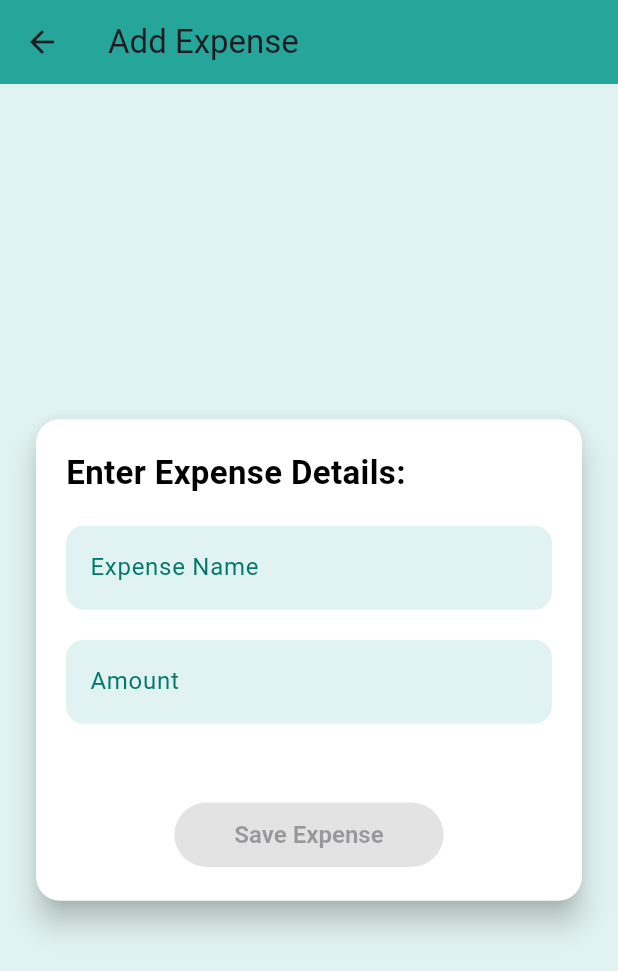
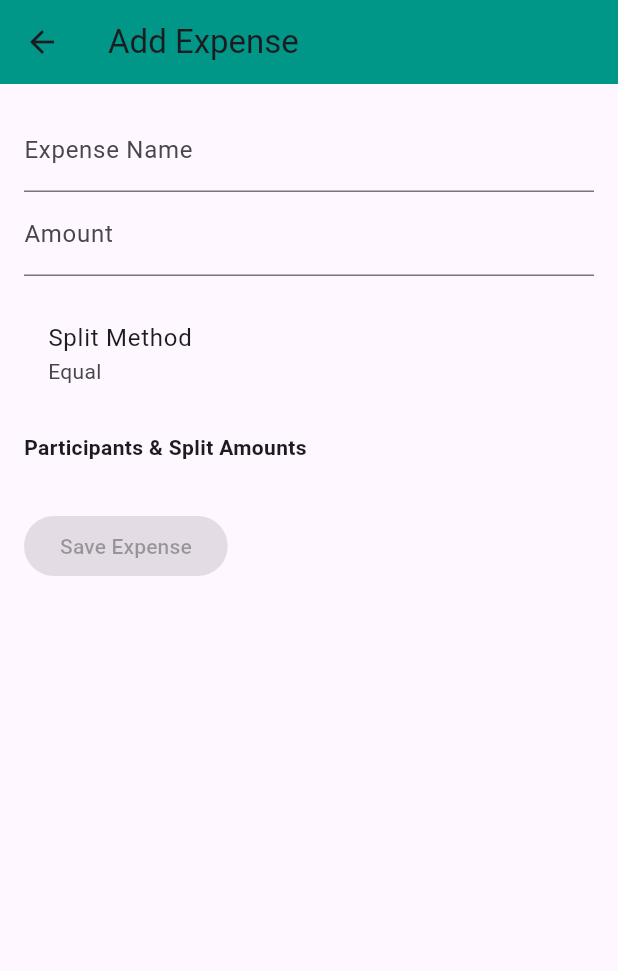
Before and after one commit to raorupesh/SpendMate, a Flutter app: the AddExpensePage screen opened directly, on a phone screen of 412 x 824 dp. Shown: the top 971 px of the screen. Run offline on Flutter 3.47's test engine with Material 3 defaults, Android fonts, the phone set to English and light mode, and no system bars; our stand-ins replace intl_phone_field.

Commit message:
Add Split Methods

```diff
--- a/lib/providers/transaction_provider.dart
+++ b/lib/providers/transaction_provider.dart
@@ -4,15 +4,16 @@ class Transaction {
   String description;
   double amount;
   DateTime date;
-  List<String> participants; // List of participants
+  Map<String, double> participantShares; // Stores split amounts per participant
 
   Transaction({
     required this.description,
     required this.amount,
     required this.date,
-    required this.participants,
+    required this.participantShares,
   });
 }
+
 
 class Group {
   String name;
--- a/lib/transactions/add_expense_page.dart
+++ b/lib/transactions/add_expense_page.dart
@@ -1,6 +1,7 @@
 import 'package:flutter/material.dart';
 import 'package:flutter/services.dart';
 import 'package:intl/intl.dart';
+import 'split_method_page.dart';
 
 class AddExpensePage extends StatefulWidget {
   const AddExpensePage({super.key});
@@ -14,206 +15,120 @@ class _AddExpensePageState extends State<AddExpensePage> {
   final TextEditingController amountController = TextEditingController();
   final TextEditingController notesController = TextEditingController();
 
-  final FocusNode expenseNameFocusNode = FocusNode();
-  final FocusNode amountFocusNode = FocusNode();
-  final FocusNode notesFocusNode = FocusNode();
+  String _splitMethod = "Equal";
+  List<String> _participants = ["You", "Friend 1", "Friend 2"]; // Example participants
+  Map<String, double> _participantShares = {};
 
-  bool isSaveEnabled = false; // Store button state
-  String selectedDate = ''; // Store selected date
+  bool isSaveEnabled = false;
+  String selectedDate = '';
 
-  // Validate both fields and update the button state
   void validateFields() {
     setState(() {
-      final isExpenseNameValid = expenseNameController.text.isNotEmpty &&
-          expenseNameController.text.length <= 100;
+      final isExpenseNameValid = expenseNameController.text.isNotEmpty;
       final isAmountValid = amountController.text.isNotEmpty &&
           RegExp(r'^\d+(\.\d{0,2})?$').hasMatch(amountController.text);
-
       isSaveEnabled = isExpenseNameValid && isAmountValid;
     });
   }
 
-  // Function to show Date Picker
-  Future<void> _selectDate(BuildContext context) async {
-    final DateTime? picked = await showDatePicker(
-      context: context,
-      initialDate: DateTime.now(),
-      firstDate: DateTime(2000),
-      lastDate: DateTime(2101),
+  void _openSplitMethodPage() async {
+    final splitData = await Navigator.push(
+      context,
+      MaterialPageRoute(
+        builder: (context) => SplitMethodPage(
+          splitMethod: _splitMethod,
+          onSave: (splitData) {
+            setState(() {
+              _splitMethod = splitData['method'];
+              _participantShares = _calculateSplit(splitData);
+            });
+          },
+        ),
+      ),
     );
 
-    if (picked != null && picked != DateTime.now()) {
+    if (splitData != null) {
       setState(() {
-        selectedDate = DateFormat('yyyy-MM-dd').format(picked);
+        _splitMethod = splitData['method'];
+        _participantShares = _calculateSplit(splitData);
       });
-
-      // Revalidate fields when date is selected
-      validateFields();
     }
   }
 
-  // Function to open the text editor for notes
-  void _openTextEditor(BuildContext context) {
-    showDialog(
-      context: context,
-      builder: (BuildContext context) {
-        return AlertDialog(
-          title: const Text('Enter Notes'),
-          content: TextField(
-            controller: notesController,
-            textCapitalization: TextCapitalization.words,
-            maxLines: 5,
-            decoration: const InputDecoration(
-              hintText: 'Write your notes here...',
-            ),
-            onChanged: (value) {
-              validateFields();
-            },
-          ),
-          actions: <Widget>[
-            TextButton(
-              onPressed: () {
-                Navigator.pop(context);
-              },
-              child: const Text('Cancel'),
-            ),
-            TextButton(
-              onPressed: () {
-                setState(() {
-                  // Revalidate fields when notes are updated
-                  validateFields();
-                });
-                Navigator.pop(context);
-              },
-              child: const Text('Save'),
-            ),
-          ],
-        );
-      },
-    );
+  /// **Split Calculation Logic**
+  Map<String, double> _calculateSplit(Map<String, dynamic> splitData) {
+    double totalAmount = double.tryParse(amountController.text) ?? 0.0;
+    Map<String, double> shares = {};
+
+    if (_splitMethod == "Equal") {
+      double splitAmount = totalAmount / _participants.length;
+      for (var person in _participants) {
+        shares[person] = splitAmount;
+      }
+    } else if (_splitMethod == "Custom") {
+      List<String> amounts = splitData['values'].split(',');
+      for (int i = 0; i < _participants.length; i++) {
+        shares[_participants[i]] = double.parse(amounts[i]);
+      }
+    } else if (_splitMethod == "Percentage") {
+      List<String> percentages = splitData['values'].split(',');
+      for (int i = 0; i < _participants.length; i++) {
+        shares[_participants[i]] = (double.parse(percentages[i]) / 100) * totalAmount;
+      }
+    }
+
+    return shares;
   }
 
   @override
   Widget build(BuildContext context) {
     return Scaffold(
       appBar: AppBar(
-        backgroundColor: Colors.teal.shade400, // Keeps AppBar teal
+        backgroundColor: Colors.teal,
         title: const Text('Add Expense'),
-        leading: IconButton(
-          icon: const Icon(Icons.arrow_back),
-          onPressed: () {
-            // Navigate back to the HomePage
-            Navigator.pop(context);
-          },
       ),
-      ),
-      backgroundColor: Colors.teal.shade50,
-      // Light background color for contrast
-      body: Center(
-        // Center the whole body content vertically and horizontally
-        child: SingleChildScrollView(
-          padding: const EdgeInsets.all(20.0),
-          child: Card(
-            elevation: 8,
-            color: Colors.white,
-            shape:
-                RoundedRectangleBorder(borderRadius: BorderRadius.circular(16)),
-            child: Padding(
-              padding: const EdgeInsets.all(20.0),
+      body: Padding(
+        padding: const EdgeInsets.all(16.0),
         child: Column(
           crossAxisAlignment: CrossAxisAlignment.start,
           children: [
-                  const Text(
-                    'Enter Expense Details:',
-                    style: TextStyle(
-                      fontSize: 22,
-                      fontWeight: FontWeight.bold,
-                      color: Colors.black,
-                    ),
-                  ),
-                  const SizedBox(height: 20),
-                  // Expense Name Field (Text only, max 100 characters)
             TextField(
               controller: expenseNameController,
-                    textCapitalization: TextCapitalization.words,
-                    focusNode: expenseNameFocusNode,
-                    decoration: InputDecoration(
-                      labelText: 'Expense Name',
-                      labelStyle: TextStyle(color: Colors.teal.shade700),
-                      filled: true,
-                      fillColor: Colors.teal.shade50,
-                      border: OutlineInputBorder(
-                        borderRadius: BorderRadius.circular(12),
-                        borderSide: BorderSide.none,
+              decoration: const InputDecoration(labelText: 'Expense Name'),
+              onChanged: (_) => validateFields(),
             ),
-                    ),
-                    keyboardType: TextInputType.text,
-                    inputFormatters: [
-                      // Allow only alphabets and spaces
-                      FilteringTextInputFormatter.allow(RegExp(r'[a-zA-Z\s]'))
-                    ],
-                    onChanged: (value) {
-                      // Validate fields on each change
-                      validateFields();
-                    },
-                  ),
-                  const SizedBox(height: 20),
-                  // Amount Field
             TextField(
               controller: amountController,
-                    focusNode: amountFocusNode,
-                    decoration: InputDecoration(
-                      labelText: 'Amount',
-                      labelStyle: TextStyle(color: Colors.teal.shade700),
-                      filled: true,
-                      fillColor: Colors.teal.shade50,
-                      border: OutlineInputBorder(
-                        borderRadius: BorderRadius.circular(12),
-                        borderSide: BorderSide.none,
+              keyboardType: TextInputType.numberWithOptions(decimal: true),
+              inputFormatters: [FilteringTextInputFormatter.allow(RegExp(r'^\d*\.?\d{0,2}$'))],
+              decoration: const InputDecoration(labelText: 'Amount'),
+              onChanged: (_) => validateFields(),
             ),
+            const SizedBox(height: 16),
+            ListTile(
+              title: const Text("Split Method"),
+              subtitle: Text(_splitMethod),
+              onTap: _openSplitMethodPage,
             ),
-                    keyboardType: TextInputType.number,
-                    inputFormatters: [
-                      // Allow only digits and a decimal point
-                      FilteringTextInputFormatter.allow(
-                          RegExp(r'^\d+(\.\d{0,2})?$'))
-                    ],
-                    onChanged: (value) {
-                      // Validate fields on each change
-                      validateFields();
-                    },
+            const SizedBox(height: 16),
+            const Text("Participants & Split Amounts", style: TextStyle(fontWeight: FontWeight.bold)),
+            Column(
+              children: _participantShares.entries.map((entry) {
+                return ListTile(
+                  title: Text(entry.key),
+                  trailing: Text("\$${entry.value.toStringAsFixed(2)}"),
+                );
+              }).toList(),
             ),
-                  const SizedBox(height: 20),
-                  // Transaction Date and Notes Field in a Row
-
-                  const SizedBox(height: 30),
-                  // Save Button
-                  Center(
-                    child: ElevatedButton(
-                      onPressed: isSaveEnabled
-                          ? () {
-                              // Save Expense and navigate to home page
-                              Navigator.pop(
-                                  context); // Go back to HomePage after saving
-                            }
-                          : null, // Disable button if fields are not valid
-                      child: const Text('Save Expense'),
-                      style: ElevatedButton.styleFrom(
-                        backgroundColor: Colors.teal.shade300,
-                        // Gradient colors for modern look
-                        padding: const EdgeInsets.symmetric(
-                            horizontal: 40, vertical: 12),
-                        shape: RoundedRectangleBorder(
-                            borderRadius: BorderRadius.circular(30)),
-                        textStyle: TextStyle(
-                            fontWeight: FontWeight.bold, fontSize: 16),
-                      ),
-                    ),
+            const SizedBox(height: 32),
+            ElevatedButton(
+              onPressed: isSaveEnabled ? () {
+                // Logic to save expense
+                Navigator.pop(context);
+              } : null,
+              child: const Text("Save Expense"),
             ),
           ],
-              ),
-            ),
-          ),
         ),
       ),
     );
```
Also changed, not shown: lib/transactions/split_method_page.dart (+58 -29 lines), lib/transactions/transaction_details_page.dart (+10 -11 lines), lib/transactions/transaction_page.dart (+44 -75 lines). Lines whose indentation alone changed are shown as unchanged.
